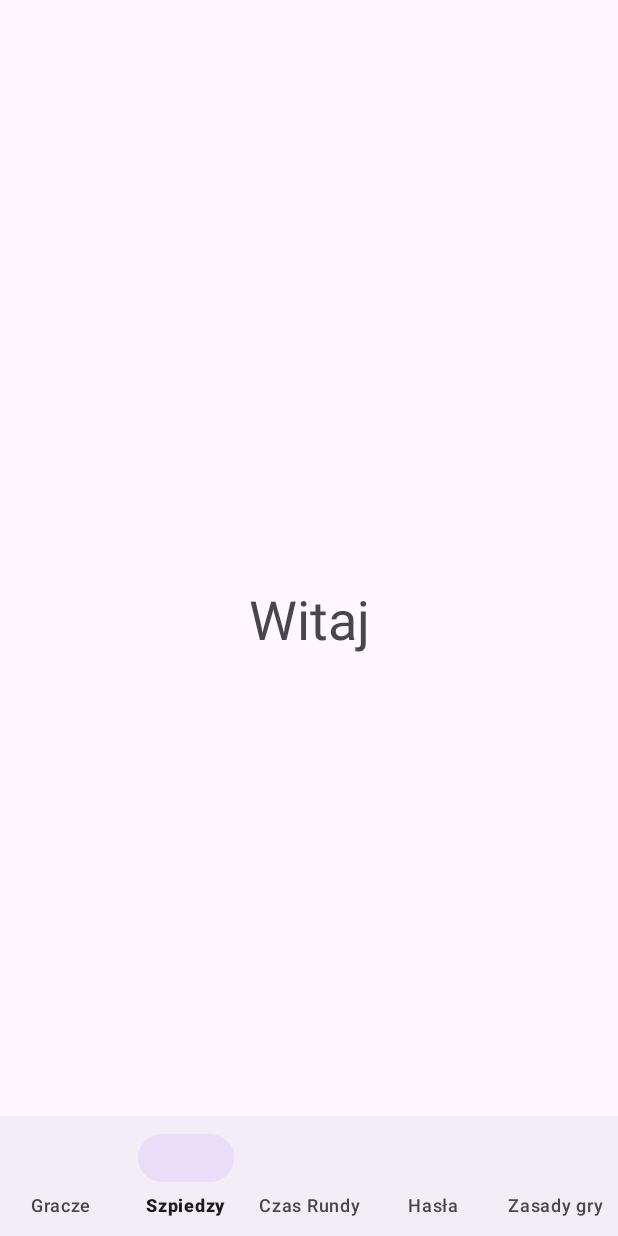
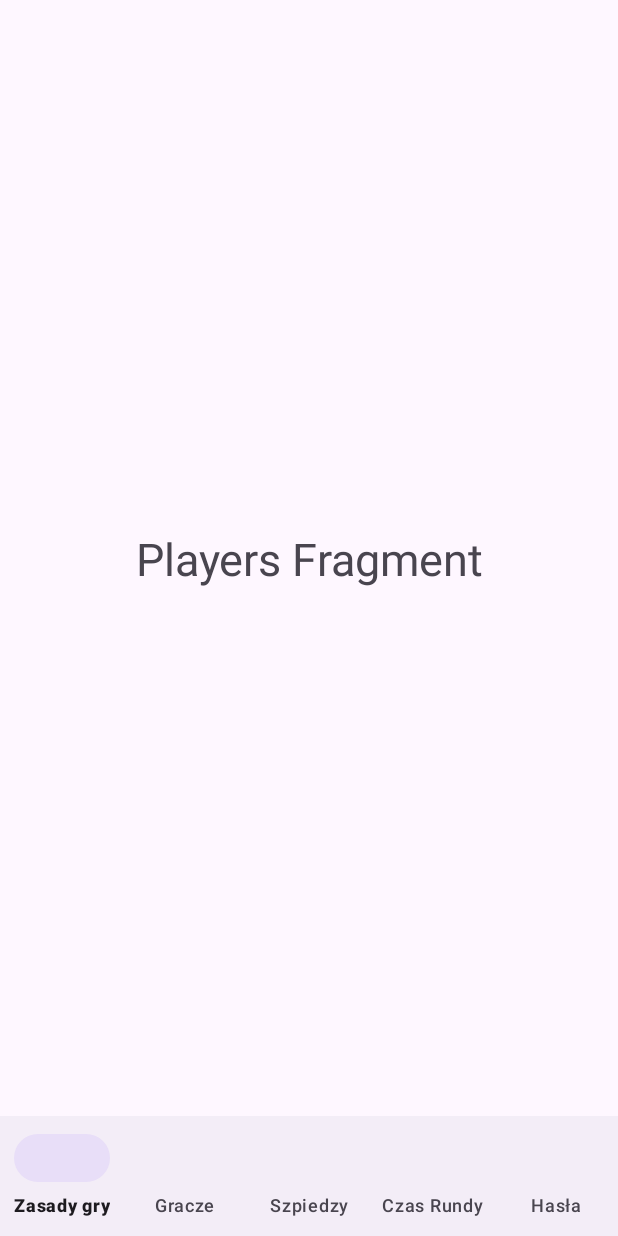
Before and after one commit to ernest-kaminski/Spy, an Android app: the SecondActivity screen opened directly, with no data from a screen before it, item 2 of the bottom bar chosen, on a phone screen of 412 x 824 dp. Run offline under Robolectric (Android 15) with nearby library versions, the phone set to English and light mode, and no system bars.

```diff
--- a/app/src/main/java/com/example/spy/SecondActivity.java
+++ b/app/src/main/java/com/example/spy/SecondActivity.java
@@ -1,11 +1,19 @@
 package com.example.spy;
 
+import androidx.annotation.NonNull;
 import androidx.appcompat.app.AppCompatActivity;
+import androidx.fragment.app.Fragment;
 
 import android.content.Intent;
 import android.os.Bundle;
+import android.view.MenuItem;
 import android.widget.TextView;
 
+import com.example.spy.mainFragments.CategoriesFragment;
+import com.example.spy.mainFragments.PlayersFragment;
+import com.example.spy.mainFragments.RulesFragment;
+import com.example.spy.mainFragments.SpiesFragment;
+import com.example.spy.mainFragments.TimerFragment;
 import com.google.android.material.navigation.NavigationBarView;
 
 public class SecondActivity extends AppCompatActivity {
@@ -19,11 +27,49 @@ public class SecondActivity extends AppCompatActivity {
         super.onCreate(savedInstanceState);
         setContentView(R.layout.activity_second);
 
-        secondActivityTextView = (TextView) findViewById(R.id.textview_second_activity);
-
         Intent intent = getIntent();
 
-        secondActivityTextView.setText("Witaj");
+        bottomNavigationView = (NavigationBarView) findViewById(R.id.bottom_nav_view);
+        bottomNavigationView.setOnItemSelectedListener(listener);
+        bottomNavigationView.setItemIconTintList(null);
+
+
+        Fragment defaultFragment = new RulesFragment();
+        getSupportFragmentManager()
+                .beginTransaction()
+                .replace(R.id.frame_second_activity, defaultFragment)
+                .commit();
+
+
+
 
     }
+
+
+    private final NavigationBarView.OnItemSelectedListener listener = new NavigationBarView.OnItemSelectedListener() {
+        @Override
+        public boolean onNavigationItemSelected(@NonNull MenuItem item) {
+            Fragment fragment = null;
+            int id = item.getItemId();
+            if (id == R.id.rules){
+                fragment = new RulesFragment();
+            } else if(id == R.id.players){
+                fragment = new PlayersFragment();
+            } else if(id == R.id.spies){
+                fragment = new SpiesFragment();
+            } else if(id == R.id.timer){
+                fragment = new TimerFragment();
+            } else if(id == R.id.categories){
+                fragment = new CategoriesFragment();
+            }
+
+            getSupportFragmentManager()
+                    .beginTransaction()
+                    .replace(R.id.frame_second_activity, fragment)
+                    .commit();
+
+
+            return false;
+        }
+    };
 }
--- /dev/null
+++ b/app/src/main/java/com/example/spy/mainFragments/PlayersFragment.java
@@ -0,0 +1,31 @@
+package com.example.spy.mainFragments;
+
+import android.os.Bundle;
+import android.view.LayoutInflater;
+import android.view.View;
+import android.view.ViewGroup;
+
+import androidx.annotation.NonNull;
+import androidx.annotation.Nullable;
+import androidx.fragment.app.Fragment;
+
+import com.example.spy.R;
+
+public class PlayersFragment extends Fragment {
+
+    @Nullable
+    @Override
+    public View onCreateView(@NonNull LayoutInflater inflater, @Nullable ViewGroup container, @Nullable Bundle savedInstanceState)
+    {
+        View v = inflater.inflate(R.layout.players_fragment, container, false);
+
+
+
+
+
+        return v;
+
+
+
+    }
+}
--- /dev/null
+++ b/app/src/main/java/com/example/spy/mainFragments/RulesFragment.java
@@ -0,0 +1,31 @@
+package com.example.spy.mainFragments;
+
+import android.os.Bundle;
+import android.view.LayoutInflater;
+import android.view.View;
+import android.view.ViewGroup;
+
+import androidx.annotation.NonNull;
+import androidx.annotation.Nullable;
+import androidx.fragment.app.Fragment;
+
+import com.example.spy.R;
+
+public class RulesFragment extends Fragment {
+
+    @Nullable
+    @Override
+    public View onCreateView(@NonNull LayoutInflater inflater, @Nullable ViewGroup container, @Nullable Bundle savedInstanceState)
+    {
+        View v = inflater.inflate(R.layout.rules_fragment, container, false);
+
+
+
+
+
+        return v;
+
+
+
+    }
+}
--- a/app/src/main/res/layout/activity_second.xml
+++ b/app/src/main/res/layout/activity_second.xml
@@ -6,22 +6,21 @@
     android:layout_height="match_parent"
     tools:context=".SecondActivity">
 
-
-    <TextView
-        android:id="@+id/textview_second_activity"
-        android:layout_width="wrap_content"
-        android:layout_height="wrap_content"
-        android:text="TEST"
-        android:textSize="36sp"
-        app:layout_constraintEnd_toEndOf="parent"
+    <FrameLayout
+        android:id="@+id/frame_second_activity"
+        android:layout_width="0dp"
+        android:layout_height="0dp"
         app:layout_constraintTop_toTopOf="parent"
         app:layout_constraintStart_toStartOf="parent"
-        app:layout_constraintBottom_toBottomOf="parent"
+        app:layout_constraintEnd_toEndOf="parent"
+        app:layout_constraintBottom_toTopOf="@id/bottom_nav_view"
         />
 
 
 
+
     <com.google.android.material.bottomnavigation.BottomNavigationView
+        android:id="@+id/bottom_nav_view"
         android:layout_width="match_parent"
         android:layout_height="wrap_content"
         app:layout_constraintBottom_toBottomOf="parent"
@@ -30,4 +29,8 @@
         />
 
 
+
+
+
+
 </androidx.constraintlayout.widget.ConstraintLayout>
--- /dev/null
+++ b/app/src/main/res/layout/players_fragment.xml
@@ -0,0 +1,19 @@
+<?xml version="1.0" encoding="utf-8"?>
+<androidx.constraintlayout.widget.ConstraintLayout xmlns:android="http://schemas.android.com/apk/res/android"
+    android:layout_width="match_parent"
+    android:layout_height="match_parent"
+    xmlns:app="http://schemas.android.com/apk/res-auto">
+
+    <TextView
+        android:id="@+id/fragment_players"
+        android:layout_width="wrap_content"
+        android:layout_height="wrap_content"
+        android:text="Players Fragment"
+        app:layout_constraintStart_toStartOf="parent"
+        app:layout_constraintEnd_toEndOf="parent"
+        app:layout_constraintTop_toTopOf="parent"
+        app:layout_constraintBottom_toBottomOf="parent"
+        android:textSize="30dp"/>
+
+
+</androidx.constraintlayout.widget.ConstraintLayout>
--- a/app/src/main/res/menu/bottom_nav_view_menu.xml
+++ b/app/src/main/res/menu/bottom_nav_view_menu.xml
@@ -1,5 +1,8 @@
 <?xml version="1.0" encoding="utf-8"?>
 <menu xmlns:android="http://schemas.android.com/apk/res/android">
+    <item
+        android:id="@+id/rules"
+        android:title="Zasady gry"/>
     <item
         android:id="@+id/players"
         android:title="Gracze"/>
@@ -12,9 +15,5 @@
     <item
         android:id="@+id/categories"
         android:title="Hasła"/>
-    <item
-        android:id="@+id/rules"
-        android:title="Zasady gry"/>
-
 
 </menu>
```
Also changed, not shown: app/src/main/java/com/example/spy/mainFragments/CategoriesFragment.java (added, +31 -0 lines), app/src/main/java/com/example/spy/mainFragments/SpiesFragment.java (added, +31 -0 lines), app/src/main/java/com/example/spy/mainFragments/TimerFragment.java (added, +31 -0 lines), app/src/main/res/layout/categories_fragment.xml (added, +18 -0 lines), app/src/main/res/layout/rules_fragment.xml (added, +19 -0 lines), app/src/main/res/layout/spies_fragment.xml (added, +18 -0 lines), app/src/main/res/layout/timer_fragment.xml (added, +18 -0 lines).
